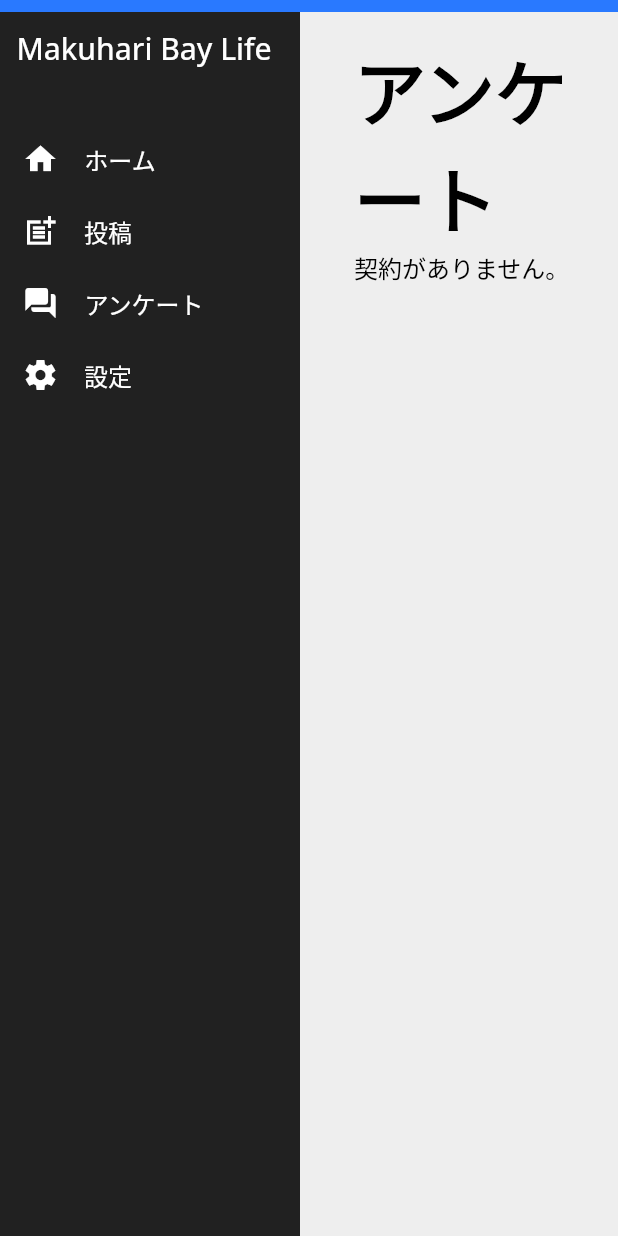
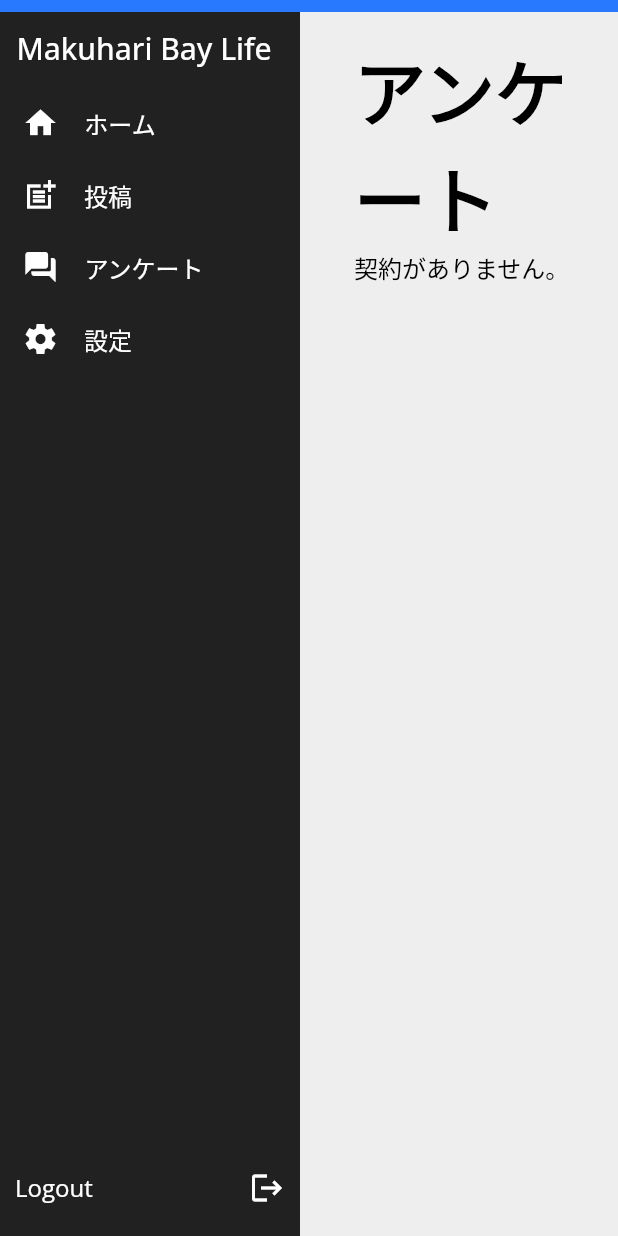
Before and after one commit to takase-pd/baylifeweb, a Flutter app: the HomePageWidget screen opened directly, after a tap on "アンケート", on a phone screen of 412 x 824 dp. Run offline on Flutter 3.47's test engine with Material 2 defaults, Android fonts, the phone set to English and light mode, and no system bars; drawn by our look-alikes of auto_size_text; our stand-ins replace built_collection, built_value, cloud_firestore, equatable, file_picker, firebase_analytics and 15 more; missing offline and left inert: json_path, mime_type; accounts and stored records are empty; generated files the repository leaves out were written again; network calls fail.

Commit message:
Updating to modify layouts.

```diff
--- a/lib/components/main_menu_widget.dart
+++ b/lib/components/main_menu_widget.dart
@@ -35,9 +35,10 @@ class _MainMenuWidgetState extends State<MainMenuWidget> {
         mainAxisAlignment: MainAxisAlignment.spaceBetween,
         crossAxisAlignment: CrossAxisAlignment.start,
         children: [
-          Column(
+          Expanded(
+            child: Column(
               mainAxisSize: MainAxisSize.max,
-            mainAxisAlignment: MainAxisAlignment.spaceBetween,
+              mainAxisAlignment: MainAxisAlignment.start,
               crossAxisAlignment: CrossAxisAlignment.start,
               children: [
                 Container(
@@ -61,14 +62,12 @@ class _MainMenuWidgetState extends State<MainMenuWidget> {
                     ),
                   ),
                 ),
-              Padding(
-                padding: EdgeInsetsDirectional.fromSTEB(0, 24, 0, 0),
-                child: Container(
+                Container(
                   width: double.infinity,
-                  height: 800,
                   decoration: BoxDecoration(),
                   child: ListView(
                     padding: EdgeInsets.zero,
+                    shrinkWrap: true,
                     scrollDirection: Axis.vertical,
                     children: [
                       Container(
@@ -289,8 +288,8 @@ class _MainMenuWidgetState extends State<MainMenuWidget> {
                     ],
                   ),
                 ),
+              ],
             ),
-            ],
           ),
           Padding(
             padding: EdgeInsetsDirectional.fromSTEB(10, 10, 10, 20),
--- a/lib/home_page/home_page_widget.dart
+++ b/lib/home_page/home_page_widget.dart
@@ -34,20 +34,11 @@ class _HomePageWidgetState extends State<HomePageWidget> {
   Widget build(BuildContext context) {
     return Scaffold(
       key: scaffoldKey,
-      appBar: PreferredSize(
-        preferredSize: Size.fromHeight(8),
-        child: AppBar(
-          backgroundColor: Colors.transparent,
-          automaticallyImplyLeading: false,
-          flexibleSpace: HeaderWidget(),
-          actions: [],
-          elevation: 0,
-        ),
-      ),
       backgroundColor: FlutterFlowTheme.of(context).background,
       body: Column(
         mainAxisSize: MainAxisSize.max,
         children: [
+          HeaderWidget(),
           Expanded(
             child: Row(
               mainAxisSize: MainAxisSize.max,
--- a/lib/post_survey_page/post_survey_page_widget.dart
+++ b/lib/post_survey_page/post_survey_page_widget.dart
@@ -41,16 +41,6 @@ class _PostSurveyPageWidgetState extends State<PostSurveyPageWidget> {
   Widget build(BuildContext context) {
     return Scaffold(
       key: scaffoldKey,
-      appBar: PreferredSize(
-        preferredSize: Size.fromHeight(8),
-        child: AppBar(
-          backgroundColor: Colors.transparent,
-          automaticallyImplyLeading: false,
-          flexibleSpace: HeaderWidget(),
-          actions: [],
-          elevation: 0,
-        ),
-      ),
       backgroundColor: FlutterFlowTheme.of(context).tertiaryColor,
       body: Form(
         key: formKey,
@@ -58,6 +48,7 @@ class _PostSurveyPageWidgetState extends State<PostSurveyPageWidget> {
         child: Column(
           mainAxisSize: MainAxisSize.max,
           children: [
+            HeaderWidget(),
             Expanded(
               child: Row(
                 mainAxisSize: MainAxisSize.max,
```
Also changed, not shown: lib/config_page/config_page_widget.dart (+9 -27 lines), lib/confirm_page/confirm_page_widget.dart (+2 -10 lines), lib/post_page/post_page_widget.dart (+1 -10 lines). Lines whose indentation alone changed are shown as unchanged.
